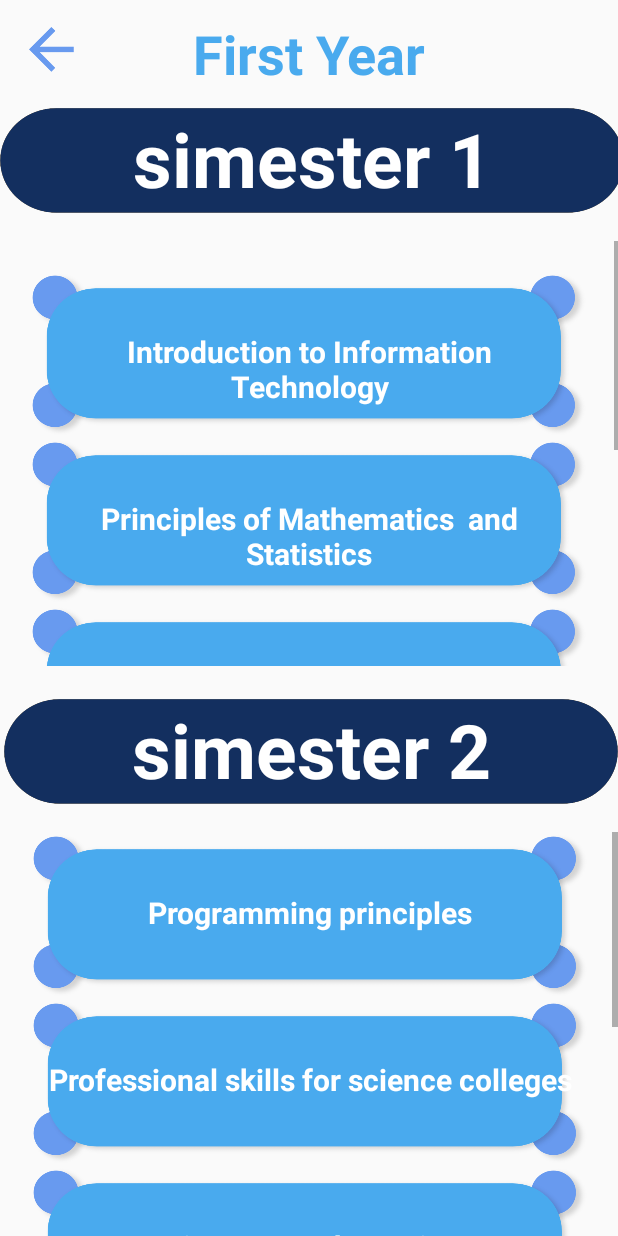
After one commit to LSobuh/ahmadsProject, an Android app: the Firstyear screen opened directly, with no data from a screen before it, on a phone screen of 412 x 824 dp. The commit adds this screen. Run offline under Robolectric (Android 15) with nearby library versions, the phone set to English and light mode, and no system bars.

Commit message:
Initial commit

```diff
--- a/app/src/main/AndroidManifest.xml
+++ b/app/src/main/AndroidManifest.xml
@@ -55,7 +55,13 @@
         </activity>
         <activity android:name=".Callculater"  android:screenOrientation="portrait">
 
+
         </activity>
+        <activity android:name=".Firstyear"  android:screenOrientation="portrait">
+
+        </activity>
+
+
     </application>
 
 </manifest>
--- /dev/null
+++ b/app/src/main/java/com/example/ahmadprojectui/Firstyear.java
@@ -0,0 +1,25 @@
+package com.example.ahmadprojectui;
+
+import android.content.Intent;
+import android.os.Bundle;
+import android.view.View;
+import android.widget.Button;
+
+import androidx.appcompat.app.AppCompatActivity;
+
+public class Firstyear extends AppCompatActivity {
+    Button back;
+    @Override
+    protected void onCreate(Bundle savedInstanceState) {
+        super.onCreate(savedInstanceState);
+        setContentView(R.layout.firstyear);
+        back=findViewById(R.id.bcksim);
+        back.setOnClickListener(new View.OnClickListener() {
+            @Override
+            public void onClick(View v) {
+                Intent i=new Intent(Firstyear.this,StudyPlan.class);
+                startActivity(i);
+            }
+        });
+    }
+}
--- a/app/src/main/java/com/example/ahmadprojectui/StudyPlan.java
+++ b/app/src/main/java/com/example/ahmadprojectui/StudyPlan.java
@@ -8,17 +8,24 @@ import android.widget.Button;
 import androidx.appcompat.app.AppCompatActivity;
 
 public class StudyPlan extends AppCompatActivity {
-    Button one;
+    Button one, back ;
     @Override
     protected void onCreate(Bundle savedInstanceState) {
         super.onCreate(savedInstanceState);
         setContentView(R.layout.studyplan);
-
-one=findViewById(R.id.oneyear);
-one.setOnClickListener(new View.OnClickListener() {
+             back=findViewById(R.id.bcksim2);
+             back.setOnClickListener(new View.OnClickListener() {
+                 @Override
+                 public void onClick(View v) {
+                     Intent i=new Intent(StudyPlan.this,Home.class);
+                     startActivity(i);
+                 }
+             });
+          one=findViewById(R.id.Firstbtn);
+          one.setOnClickListener(new View.OnClickListener() {
     @Override
     public void onClick(View v) {
-        Intent i=new Intent(StudyPlan.this,test.class);
+        Intent i=new Intent(StudyPlan.this,Firstyear.class);
         startActivity(i);
     }
 });
--- a/app/src/main/res/layout/contactus.xml
+++ b/app/src/main/res/layout/contactus.xml
@@ -238,7 +238,7 @@
         android:layout_width="118dp"
         android:layout_height="117dp"
         android:layout_marginEnd="40dp"
-        android:background="@drawable/btncalzl"
+        android:background="@drawable/btncall"
         app:layout_constraintBottom_toBottomOf="parent"
         app:layout_constraintEnd_toEndOf="parent"
         app:layout_constraintTop_toTopOf="@+id/view16"
--- /dev/null
+++ b/app/src/main/res/layout/firstyear.xml
@@ -0,0 +1,279 @@
+<?xml version="1.0" encoding="utf-8"?>
+<androidx.constraintlayout.widget.ConstraintLayout
+    xmlns:android="http://schemas.android.com/apk/res/android"
+    xmlns:app="http://schemas.android.com/apk/res-auto"
+    xmlns:tools="http://schemas.android.com/tools"
+    android:layout_width="match_parent"
+    android:layout_height="match_parent">
+
+
+    <ScrollView
+        android:id="@+id/scrollView7"
+        android:layout_width="413dp"
+        android:layout_height="283dp"
+        android:backgroundTint="#0D2C61"
+        app:layout_constraintBottom_toTopOf="@+id/textView25"
+        app:layout_constraintStart_toStartOf="parent"
+        app:layout_constraintTop_toBottomOf="@+id/textView26">
+
+        <LinearLayout
+            android:layout_width="match_parent"
+            android:layout_height="281dp"
+            android:orientation="vertical">
+
+            <TextView
+
+                android:id="@+id/vone"
+                android:layout_width="372dp"
+                android:layout_height="111dp"
+                android:layout_marginLeft="20dp"
+                android:layout_marginTop="20dp"
+                android:layout_marginRight="20dp"
+                android:background="@drawable/simestersbck"
+                android:paddingLeft="10dp"
+                android:paddingTop="40dp"
+                android:paddingRight="10dp"
+                android:text="Introduction to Information Technology"
+                android:textAlignment="center"
+                android:textColor="@android:color/background_light"
+                android:textSize="20dp"
+                android:textStyle="normal|bold" />
+
+            <TextView
+                android:id="@+id/vtwo"
+                android:layout_width="372dp"
+                android:layout_height="111dp"
+                android:layout_marginLeft="20dp"
+                android:layout_marginTop="0dp"
+                android:layout_marginRight="20dp"
+                android:background="@drawable/simestersbck"
+                android:paddingLeft="10dp"
+                android:paddingTop="40dp"
+                android:paddingRight="10dp"
+                android:text="Principles of Mathematics
+ and Statistics"
+                android:textAlignment="center"
+                android:textColor="@android:color/background_light"
+                android:textSize="20dp"
+                android:textStyle="normal|bold" />
+
+            <TextView
+                android:id="@+id/vthree"
+                android:layout_width="372dp"
+                android:layout_height="111dp"
+                android:layout_marginLeft="20dp"
+                android:layout_marginTop="0dp"
+                android:layout_marginRight="20dp"
+                android:background="@drawable/simestersbck"
+                android:paddingLeft="10dp"
+                android:paddingTop="40dp"
+                android:paddingRight="10dp"
+                android:text="Arabic Language (1)"
+                android:textAlignment="center"
+                android:textColor="@android:color/background_light"
+                android:textSize="20dp"
+                android:textStyle="normal|bold" />
+
+            <TextView
+                android:id="@+id/vfour"
+                android:layout_width="372dp"
+                android:layout_height="111dp"
+                android:layout_marginLeft="20dp"
+                android:layout_marginTop="0dp"
+                android:layout_marginRight="20dp"
+                android:background="@drawable/simestersbck"
+                android:paddingLeft="10dp"
+                android:paddingTop="40dp"
+                android:paddingRight="10dp"
+                android:text="National Education"
+                android:textAlignment="center"
+                android:textColor="@android:color/background_light"
+                android:textSize="20dp"
+                android:textStyle="normal|bold" />
+
+            <TextView
+                android:id="@+id/vfive"
+                android:layout_width="372dp"
+                android:layout_height="111dp"
+                android:layout_marginLeft="20dp"
+                android:layout_marginTop="0dp"
+                android:layout_marginRight="20dp"
+                android:background="@drawable/simestersbck"
+                android:paddingLeft="10dp"
+                android:paddingTop="40dp"
+                android:paddingRight="10dp"
+                android:text="Life skills"
+                android:textAlignment="center"
+                android:textColor="@android:color/background_light"
+                android:textSize="20dp"
+                android:textStyle="normal|bold" />
+        </LinearLayout>
+    </ScrollView>
+
+    <ScrollView
+        android:id="@+id/scrollView8"
+        android:layout_width="411dp"
+        android:layout_height="269dp"
+        app:layout_constraintBottom_toBottomOf="parent"
+        app:layout_constraintEnd_toEndOf="parent"
+        app:layout_constraintStart_toStartOf="parent">
+
+        <LinearLayout
+            android:layout_width="match_parent"
+            android:layout_height="560dp"
+            android:orientation="vertical">
+
+            <TextView
+                android:id="@+id/vones"
+                android:layout_width="372dp"
+                android:layout_height="111dp"
+                android:layout_marginLeft="20dp"
+                android:layout_marginTop="0dp"
+                android:layout_marginRight="20dp"
+                android:background="@drawable/simestersbck"
+                android:paddingLeft="10dp"
+                android:paddingTop="40dp"
+                android:paddingRight="10dp"
+                android:text="Programming principles"
+                android:textAlignment="center"
+                android:textColor="@android:color/background_light"
+                android:textSize="20dp"
+                android:textStyle="normal|bold" />
+
+            <TextView
+                android:id="@+id/vtwos"
+                android:layout_width="372dp"
+                android:layout_height="111dp"
+                android:layout_marginLeft="20dp"
+                android:layout_marginTop="0dp"
+                android:layout_marginRight="20dp"
+                android:background="@drawable/simestersbck"
+                android:paddingLeft="10dp"
+                android:paddingTop="40dp"
+                android:paddingRight="10dp"
+                android:text="Professional skills for science colleges"
+                android:textAlignment="center"
+                android:textColor="@android:color/background_light"
+                android:textSize="20dp"
+                android:textStyle="normal|bold" />
+
+            <TextView
+                android:id="@+id/vthrees"
+                android:layout_width="372dp"
+                android:layout_height="111dp"
+                android:layout_marginLeft="20dp"
+                android:layout_marginTop="0dp"
+                android:layout_marginRight="20dp"
+                android:background="@drawable/simestersbck"
+                android:paddingLeft="10dp"
+                android:paddingTop="40dp"
+                android:paddingRight="10dp"
+                android:text="Discrete Mathematics"
+                android:textAlignment="center"
+                android:textColor="@android:color/background_light"
+                android:textSize="20dp"
+                android:textStyle="normal|bold" />
+
+            <TextView
+                android:id="@+id/vfours"
+                android:layout_width="372dp"
+                android:layout_height="111dp"
+                android:layout_marginLeft="20dp"
+                android:layout_marginTop="0dp"
+                android:layout_marginRight="20dp"
+                android:background="@drawable/simestersbck"
+                android:paddingLeft="10dp"
+                android:paddingTop="40dp"
+                android:paddingRight="10dp"
+                android:text="Military science"
+                android:textAlignment="center"
+                android:textColor="@android:color/background_light"
+                android:textSize="20dp"
+                android:textStyle="normal|bold" />
+
+            <TextView
+                android:id="@+id/vfives"
+                android:layout_width="372dp"
+                android:layout_height="111dp"
+                android:layout_marginLeft="20dp"
+                android:layout_marginTop="0dp"
+                android:layout_marginRight="20dp"
+                android:background="@drawable/simestersbck"
+                android:paddingLeft="10dp"
+                android:paddingTop="40dp"
+                android:paddingRight="10dp"
+                android:text="English Language (1)"
+                android:textAlignment="center"
+                android:textColor="@android:color/background_light"
+                android:textSize="20dp"
+                android:textStyle="normal|bold" />
+        </LinearLayout>
+    </ScrollView>
+
+    <TextView
+        android:id="@+id/textView26"
+        android:layout_width="416dp"
+        android:layout_height="70dp"
+        android:layout_gravity="center"
+        android:layout_marginTop="72dp"
+        android:background="@drawable/bcksimesters"
+        android:text="simester 1"
+        android:textAlignment="center"
+        android:textColor="@android:color/background_light"
+        android:textSize="50dp"
+        android:textStyle="normal|bold"
+        app:layout_constraintEnd_toEndOf="parent"
+        app:layout_constraintHorizontal_bias="0.0"
+        app:layout_constraintStart_toStartOf="parent"
+        app:layout_constraintTop_toTopOf="parent" />
+
+    <TextView
+        android:id="@+id/textView25"
+        android:layout_width="409dp"
+        android:layout_height="70dp"
+        android:layout_gravity="center"
+        android:layout_marginTop="3dp"
+        android:background="@drawable/bcksimesters"
+        android:text="simester 2"
+        android:textAlignment="center"
+        android:textColor="@android:color/background_light"
+        android:textSize="50dp"
+        android:textStyle="normal|bold"
+        app:layout_constraintBottom_toTopOf="@+id/scrollView8"
+        app:layout_constraintEnd_toEndOf="parent"
+        app:layout_constraintHorizontal_bias="1.0"
+        app:layout_constraintStart_toStartOf="parent"
+        app:layout_constraintTop_toBottomOf="@+id/scrollView7" />
+
+    <Button
+        android:id="@+id/bcksim"
+        android:layout_width="30dp"
+        android:layout_height="30dp"
+        android:layout_marginStart="11dp"
+        android:layout_marginTop="18dp"
+        android:layout_marginEnd="312dp"
+        android:layout_marginBottom="6dp"
+        android:background="@drawable/bcksim"
+        app:layout_constraintBottom_toTopOf="@+id/textView26"
+        app:layout_constraintEnd_toEndOf="parent"
+        app:layout_constraintHorizontal_bias="0.142"
+        app:layout_constraintStart_toStartOf="parent"
+        app:layout_constraintTop_toTopOf="parent"
+        app:layout_constraintVertical_bias="0.0" />
+
+    <TextView
+        android:id="@+id/textView27"
+        android:layout_width="218dp"
+        android:layout_height="52dp"
+        android:text="First Year"
+        android:textAlignment="center"
+        android:textColor="#49AAEE"
+        android:textSize="36sp"
+        android:textStyle="bold"
+        app:layout_constraintBottom_toTopOf="@+id/textView26"
+        app:layout_constraintEnd_toEndOf="parent"
+        app:layout_constraintHorizontal_bias="0.333"
+        app:layout_constraintStart_toEndOf="@+id/bcksim"
+        app:layout_constraintTop_toTopOf="parent"
+        app:layout_constraintVertical_bias="0.563" />
+</androidx.constraintlayout.widget.ConstraintLayout>
--- a/app/src/main/res/layout/studyplan.xml
+++ b/app/src/main/res/layout/studyplan.xml
@@ -6,6 +6,18 @@
     android:layout_width="match_parent"
     android:layout_height="match_parent">
 
+
+    <Button
+        android:id="@+id/bcksim2"
+        android:layout_width="30dp"
+        android:layout_height="30dp"
+        android:layout_marginStart="11dp"
+        android:background="@drawable/bcksim"
+        app:layout_constraintBottom_toTopOf="@+id/scrollView2"
+        app:layout_constraintEnd_toEndOf="parent"
+        app:layout_constraintHorizontal_bias="0.013"
+        app:layout_constraintStart_toStartOf="parent"
+        app:layout_constraintTop_toTopOf="@+id/textView22" />
 
     <ScrollView
         android:id="@+id/scrollView2"
@@ -28,7 +40,7 @@
 
             <Button
 
-                android:id="@+id/loginbtn"
+                android:id="@+id/Firstbtn"
                 android:layout_width="match_parent"
                 android:layout_height="300dp"
                 android:layout_marginLeft="0dp"
@@ -43,7 +55,7 @@
                 android:textStyle="bold" />
 
             <Button
-                android:id="@+id/map"
+                android:id="@+id/secund"
                 android:layout_width="408dp"
                 android:layout_height="300dp"
                 android:layout_marginLeft="0dp"
@@ -58,7 +70,7 @@
                 android:textStyle="bold" />
 
             <Button
-                android:id="@+id/studyplan"
+                android:id="@+id/third"
                 android:layout_width="408dp"
                 android:layout_height="300dp"
                 android:layout_marginLeft="0dp"
@@ -74,7 +86,7 @@
                 android:textStyle="bold" />
 
             <Button
-                android:id="@+id/college"
+                android:id="@+id/fourth"
                 android:layout_width="408dp"
                 android:layout_height="300dp"
                 android:layout_marginLeft="0dp"
@@ -89,7 +101,7 @@
                 android:textStyle="bold" />
 
             <Button
-                android:id="@+id/contactUss"
+                android:id="@+id/fifth"
                 android:layout_width="408dp"
                 android:layout_height="300dp"
                 android:layout_marginTop="0dp"
```
Also changed, not shown: app/src/main/res/drawable/bcksim.png (added), app/src/main/res/drawable/bcksimesters.png (added), app/src/main/res/drawable/simestersbck.png (added).
